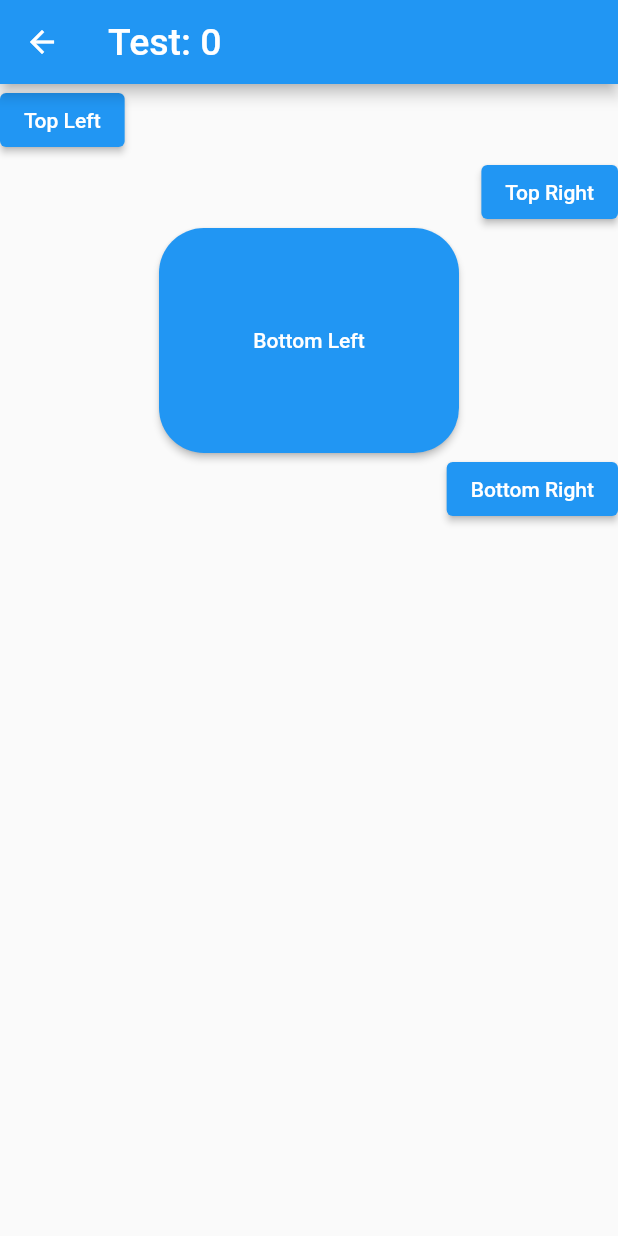
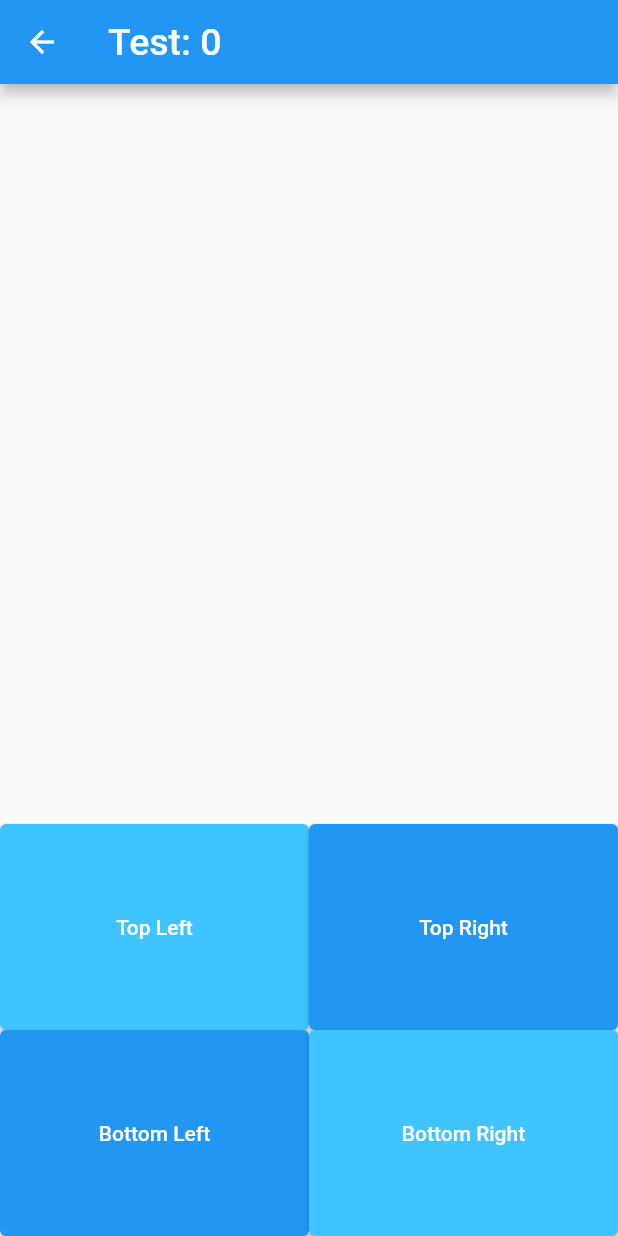
Before and after one commit to FalconLuma/-DECO38010--VillersBoysII, a Flutter app: the screen it shows after launch, item 4 of the bottom bar chosen, after a tap on the "start" icon, on a phone screen of 412 x 824 dp. Run offline on Flutter 3.47's test engine with Material 2 defaults, Android fonts, the phone set to English and light mode, and no system bars.

Commit message:
Made changes to reaction_time_test1 UI

```diff
--- a/villers_boys_ii/lib/reaction_time_test1.dart
+++ b/villers_boys_ii/lib/reaction_time_test1.dart
@@ -1,8 +1,5 @@
 import 'package:flutter/material.dart';
-import 'package:villers_boys_ii/main_page.dart';
 import 'package:villers_boys_ii/user.dart';
-
-import 'main_page.dart';
 
 class ReactionTimeTest extends StatefulWidget {
   const ReactionTimeTest({Key? key, required this.user}) : super(key: key);
@@ -32,6 +29,8 @@ class _ReactionTestState extends State<ReactionTimeTest> {
 
   @override
   Widget build(BuildContext context) {
+    double WIDTH = (MediaQuery. of(context). size. width) / 2;
+    double HEIGHT = (MediaQuery. of(context). size. height) / 6;
     return Scaffold(
       appBar: AppBar(
         title: Text(
@@ -42,40 +41,75 @@ class _ReactionTestState extends State<ReactionTimeTest> {
 
       ),
       body: Center(
-        child: Column(children: [
+        child: Column(
+          mainAxisAlignment: MainAxisAlignment.end,
+          crossAxisAlignment: CrossAxisAlignment.end,
+          children: [
+            Row(
+              children: [
+                SizedBox(
+                  height: HEIGHT,
+                  width: WIDTH,
+                  child:
                   Align(
-                alignment: Alignment.centerLeft,
-                child:ElevatedButton(
-                    onPressed: (){}, child: const Text("Top Left")
-                )
+                    alignment: Alignment.topLeft,
+                    child: ElevatedButton(
+                      onPressed: (){}, child: const Text("Top Left"),
+                      style: ElevatedButton.styleFrom(
+                          primary: Colors.lightBlueAccent,
+                          fixedSize: Size(WIDTH, HEIGHT),
                       ),
-              Align(
-                alignment: Alignment.centerRight,
-                child: ElevatedButton(
-                    onPressed: (){}, child: const Text("Top Right")
-                )
+                    ),
+                  ),
                 ),
                 SizedBox(
-                height: 150,
-                width: 200,
+                  height: HEIGHT,
+                  width: WIDTH,
+                  child:
+                  Align(
+                    alignment: Alignment.topRight,
+                    child: ElevatedButton(
+                      onPressed: (){}, child: const Text("Top Right"),
+                      style: ElevatedButton.styleFrom(
+
+                          fixedSize: Size(WIDTH, HEIGHT)
+                      ),
+                    ),
+                  ),
+                ),
+              ],
+            ),
+          Row(
+            children: [
+              SizedBox(
+                  height: HEIGHT,
+                  width: WIDTH,
                   child: Align(
                       alignment: Alignment.bottomLeft,
                       child:ElevatedButton(
                         style: ElevatedButton.styleFrom(
-                        shape: RoundedRectangleBorder( //to set border radius to button
-                            borderRadius: BorderRadius.circular(30)
-                        ),
-                        fixedSize: const Size(200, 150)
+                            fixedSize: Size(WIDTH, HEIGHT)
                         ),
                         onPressed: (){}, child: Text("Bottom Left",),
                       )
                   )
               ),
+              SizedBox(
+                height: HEIGHT,
+                width: WIDTH,
+                child:
                 Align(
                   alignment: Alignment.bottomRight,
                   child: ElevatedButton(
-                    onPressed: (){}, child: const Text("Bottom Right")
+                    onPressed: (){}, child: const Text("Bottom Right"),
+                    style: ElevatedButton.styleFrom(
+                        primary: Colors.lightBlueAccent,
+                        fixedSize: Size(WIDTH, HEIGHT)
                     ),
+                  ),
+                ),
+              )
+            ],
           )
         ],
         )
```
Lines whose indentation alone changed are shown as unchanged.
